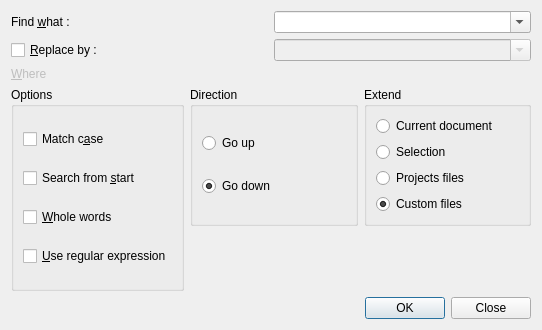
First picture: the form in framework/search/replace.ui, repository phoenix741/xinx, before the edit.
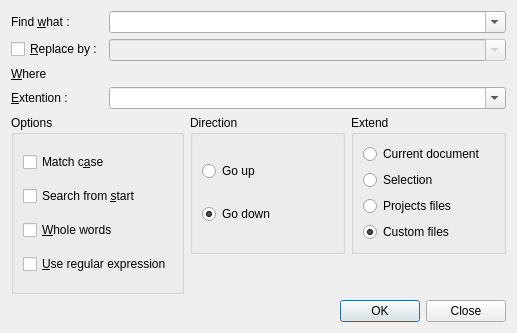
Second picture: the form after the edit. Custom widgets are drawn as their Qt base class.

Commit message: [EVO] Start to add extention in find dialog

Patch:
```diff
--- a/framework/search/replace.ui
+++ b/framework/search/replace.ui
@@ -6,8 +6,8 @@
    <rect>
     <x>0</x>
     <y>0</y>
-    <width>542</width>
-    <height>330</height>
+    <width>517</width>
+    <height>333</height>
    </rect>
   </property>
   <property name="windowTitle">
@@ -15,41 +15,10 @@
   </property>
   <layout class="QVBoxLayout" name="verticalLayout">
    <item>
-    <layout class="QGridLayout">
-     <property name="margin">
-      <number>0</number>
+    <layout class="QFormLayout" name="formLayout">
+     <property name="fieldGrowthPolicy">
+      <enum>QFormLayout::AllNonFixedFieldsGrow</enum>
      </property>
-     <property name="spacing">
-      <number>6</number>
-     </property>
-     <item row="1" column="0">
-      <widget class="QCheckBox" name="m_replaceCheckBox">
-       <property name="whatsThis">
-        <string>p&gt;If checked, &lt;b&gt;XINX&lt;/b&gt; replace the searched string by this  sting.&lt;/p&gt;
-&lt;p&gt;If the search string is a &lt;i&gt;regular expression&lt;/i&gt;, you can use \1 or \2 for captured string. Captured string in the find string is in bracket.&lt;/p&gt;</string>
-       </property>
-       <property name="text">
-        <string>&amp;Replace by :</string>
-       </property>
-      </widget>
-     </item>
-     <item row="0" column="1">
-      <widget class="QComboBox" name="m_comboFind">
-       <property name="whatsThis">
-        <string>&lt;p&gt;Text to search in the editor. The search string can be &lt;i&gt;string literal&lt;/i&gt; or a &lt;i&gt;regular expression&lt;/i&gt; (if the corresponding checkbox is checked).&lt;/p&gt;
-&lt;p&gt;&lt;b&gt;XINX&lt;/b&gt; keep history of searched text.&lt;/p&gt;</string>
-       </property>
-       <property name="editable">
-        <bool>true</bool>
-       </property>
-       <property name="currentIndex">
-        <number>-1</number>
-       </property>
-       <property name="insertPolicy">
-        <enum>QComboBox::InsertAlphabetically</enum>
-       </property>
-      </widget>
-     </item>
      <item row="0" column="0">
       <widget class="QLabel" name="label">
        <property name="sizePolicy">
@@ -66,6 +35,34 @@
        </property>
       </widget>
      </item>
+     <item row="0" column="1">
+      <widget class="QComboBox" name="m_comboFind">
+       <property name="whatsThis">
+        <string>&lt;p&gt;Text to search in the editor. The search string can be &lt;i&gt;string literal&lt;/i&gt; or a &lt;i&gt;regular expression&lt;/i&gt; (if the corresponding checkbox is checked).&lt;/p&gt;
+&lt;p&gt;&lt;b&gt;XINX&lt;/b&gt; keep history of searched text.&lt;/p&gt;</string>
+       </property>
+       <property name="editable">
+        <bool>true</bool>
+       </property>
+       <property name="currentIndex">
+        <number>-1</number>
+       </property>
+       <property name="insertPolicy">
+        <enum>QComboBox::InsertAlphabetically</enum>
+       </property>
+      </widget>
+     </item>
+     <item row="1" column="0">
+      <widget class="QCheckBox" name="m_replaceCheckBox">
+       <property name="whatsThis">
+        <string>p&gt;If checked, &lt;b&gt;XINX&lt;/b&gt; replace the searched string by this  sting.&lt;/p&gt;
+&lt;p&gt;If the search string is a &lt;i&gt;regular expression&lt;/i&gt;, you can use \1 or \2 for captured string. Captured string in the find string is in bracket.&lt;/p&gt;</string>
+       </property>
+       <property name="text">
+        <string>&amp;Replace by :</string>
+       </property>
+      </widget>
+     </item>
      <item row="1" column="1">
       <widget class="QComboBox" name="m_comboReplace">
        <property name="enabled">
@@ -80,9 +77,9 @@
       </widget>
      </item>
      <item row="2" column="0">
-      <widget class="QLabel" name="label_2">
+      <widget class="QLabel" name="m_whereLabel">
        <property name="enabled">
-        <bool>false</bool>
+        <bool>true</bool>
        </property>
        <property name="text">
         <string>&amp;Where</string>
@@ -95,7 +92,7 @@
      <item row="2" column="1">
       <widget class="DirectoryEditWidget" name="m_directoryWidget" native="true">
        <property name="enabled">
-        <bool>false</bool>
+        <bool>true</bool>
        </property>
        <property name="focusPolicy">
         <enum>Qt::TabFocus</enum>
@@ -105,6 +102,29 @@
        </property>
       </widget>
      </item>
+     <item row="3" column="0">
+      <widget class="QLabel" name="m_extLabel">
+       <property name="enabled">
+        <bool>true</bool>
+       </property>
+       <property name="text">
+        <string>&amp;Extention :</string>
+       </property>
+       <property name="buddy">
+        <cstring>m_comboExt</cstring>
+       </property>
+      </widget>
+     </item>
+     <item row="3" column="1">
+      <widget class="QComboBox" name="m_comboExt">
+       <property name="enabled">
+        <bool>true</bool>
+       </property>
+       <property name="editable">
+        <bool>true</bool>
+       </property>
+      </widget>
+     </item>
     </layout>
    </item>
    <item>
@@ -115,19 +135,6 @@
      <property name="spacing">
       <number>6</number>
      </property>
-     <item row="1" column="1">
-      <spacer>
-       <property name="orientation">
-        <enum>Qt::Vertical</enum>
-       </property>
-       <property name="sizeHint" stdset="0">
-        <size>
-         <width>20</width>
-         <height>40</height>
-        </size>
-       </property>
-      </spacer>
-     </item>
      <item row="0" column="1">
       <widget class="QGroupBox" name="m_directionGroupBox">
        <property name="whatsThis">
@@ -286,6 +293,19 @@
        </layout>
       </widget>
      </item>
+     <item row="1" column="1">
+      <spacer>
+       <property name="orientation">
+        <enum>Qt::Vertical</enum>
+       </property>
+       <property name="sizeHint" stdset="0">
+        <size>
+         <width>20</width>
+         <height>40</height>
+        </size>
+       </property>
+      </spacer>
+     </item>
     </layout>
    </item>
    <item>
```
Left out of the diff: 225 changed lines with no effect on the pictures. The commit also changes 6 other files.
